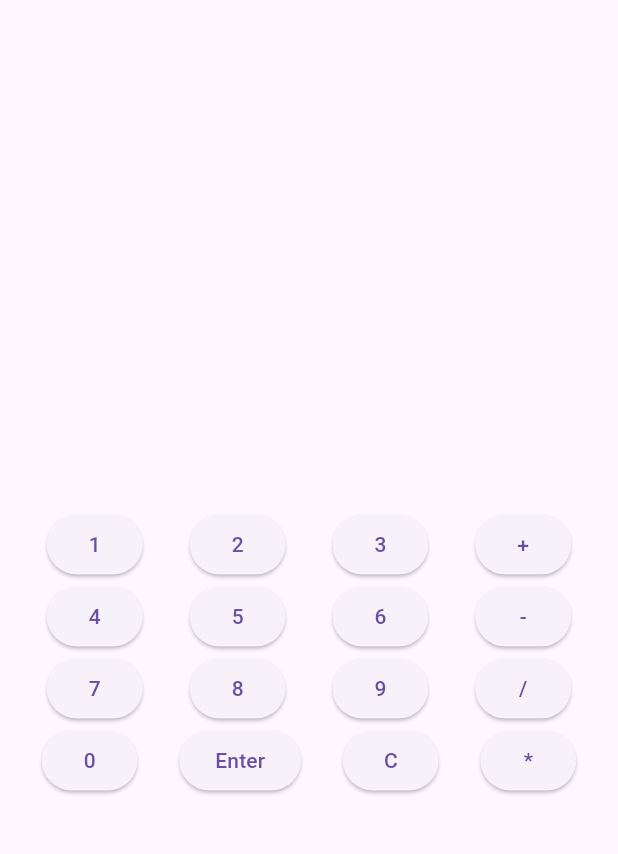
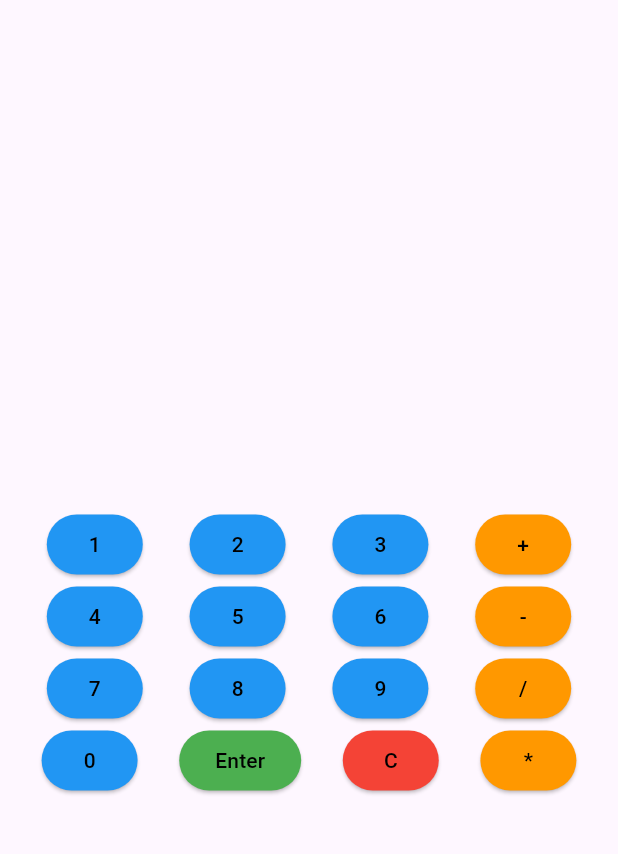
Before and after one commit to LeeVoi/rpn_calculator, a Flutter app: the screen it shows after launch, on a phone screen of 412 x 824 dp, the part 63-917 px from its top. Run offline on Flutter 3.47's test engine with Material 3 defaults, Android fonts, the phone set to English and light mode, and no system bars.

Commit message:
changed the colors for the buttons

```diff
--- a/lib/main.dart
+++ b/lib/main.dart
@@ -124,7 +124,13 @@ class _CalculatorHomePageState extends State<CalculatorHomePage> {
   Widget _buildNumberButton(String number) {
     return ElevatedButton(
       onPressed: () => _onNumberPressed(number),
-      child: Text(number),
+      style: ElevatedButton.styleFrom(
+        backgroundColor: Colors.blue,
+      ),
+      child: Text(
+        number,
+        style: const TextStyle(color: Colors.black), // Text color style here
+      ),
     );
   }
 
@@ -138,7 +144,13 @@ class _CalculatorHomePageState extends State<CalculatorHomePage> {
         }
         _onOperationPressed(command);
       },
-      child: Text(symbol),
+    style: ElevatedButton.styleFrom(
+      backgroundColor: Colors.orange,
+    ),
+      child: Text(
+        symbol,
+        style: const TextStyle(color: Colors.black)
+        ,),
     );
   }
 
@@ -153,7 +165,12 @@ class _CalculatorHomePageState extends State<CalculatorHomePage> {
           }
         });
       },
-      child: Text('Enter'),
+      style: ElevatedButton.styleFrom(
+        backgroundColor: Colors.green, // Change the background color to green
+      ),
+      child: const Text(
+        'Enter',
+        style:  TextStyle(color: Colors.black),),
     );
   }
 
@@ -166,7 +183,13 @@ class _CalculatorHomePageState extends State<CalculatorHomePage> {
           stackItems.clear();
         });
       },
-      child: Text('C'),
+      style: ElevatedButton.styleFrom(
+        backgroundColor: Colors.red, // Change the background color to green
+      ),
+      child: const Text(
+          'C',
+        style: TextStyle(color: Colors.black),
+      ),
     );
   }
 }
```
